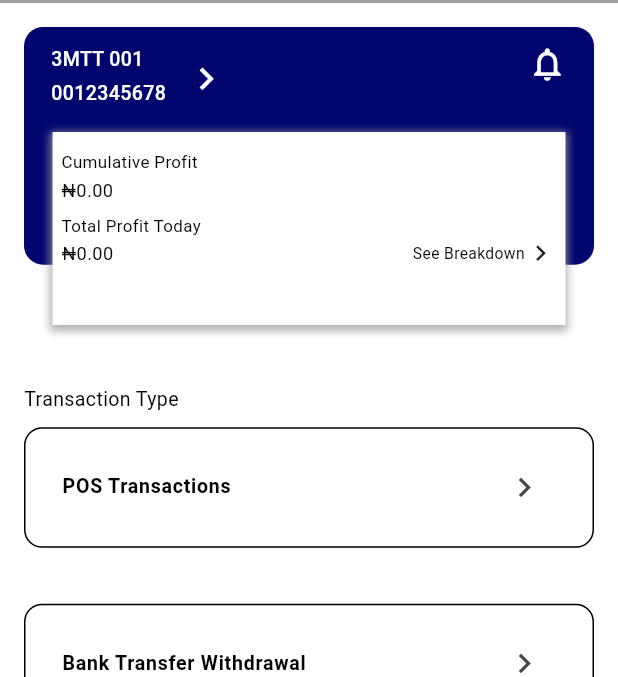
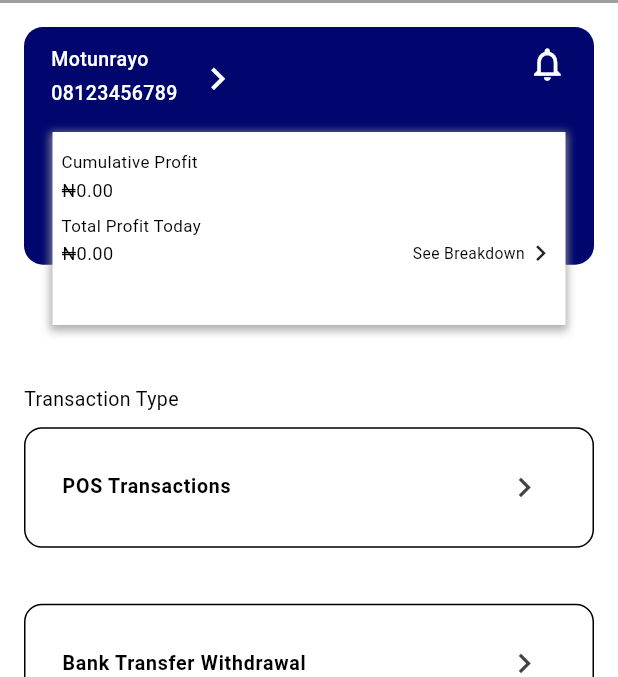
Before and after one commit to Dejito/eod-reconciliation_, a Flutter app: the Dashboard screen opened by its route, on a phone screen of 412 x 824 dp, the part 81-758 px from its top. Run offline on Flutter 3.47's test engine with Material 3 defaults, Android fonts, the phone set to English and light mode, and no system bars; our stand-ins replace flutter_easyloading, flutter_screenutil, fluttertoast, google_fonts, sqflite; missing offline and left inert: dart:ffi; accounts and stored records are empty; Roboto replaces fonts that are missing (Mitr).

Commit message:
more ui fixes implemented

```diff
--- a/lib/screens/dashboard/dashboard_widgets.dart
+++ b/lib/screens/dashboard/dashboard_widgets.dart
@@ -37,13 +37,13 @@ class DashboardCard extends StatelessWidget {
                     crossAxisAlignment: CrossAxisAlignment.start,
                     children: [
                       titleText(
-                        "3MTT 001",
+                        "Motunrayo",
                         color: Colors.white,
                         fontWeight: FontWeight.w500,
                         bottomPadding: 4,
                       ),
                       titleText(
-                        "0012345678",
+                        "08123456789",
                         color: Colors.white,
                         fontWeight: FontWeight.w500,
                       ),
--- a/lib/screens/login_screen.dart
+++ b/lib/screens/login_screen.dart
@@ -1,6 +1,7 @@
 import 'package:eod_reconcilaton/screens/sign_up/sign_up.dart';
 import 'package:eod_reconcilaton/screens/tab_screen.dart';
 import 'package:eod_reconcilaton/utils/assets.dart';
+import 'package:eod_reconcilaton/utils/toast.dart';
 import 'package:eod_reconcilaton/utils/widgets.dart';
 import 'package:eod_reconcilaton/widgets/loading_indicator.dart';
 import 'package:flutter/material.dart';
@@ -79,8 +80,9 @@ class LoginScreen extends StatelessWidget {
               InkWell(
                 onTap: () async {
                   showLoadingIndicator();
-                  // await Future.delayed(const Duration(seconds: 2));
+                  await Future.delayed(const Duration(seconds: 2));
                   dismissLoadingIndicator();
+                  showToast(message: "User successfully logged in");
                   if (context.mounted) {
                     Navigator.of(context).pushReplacementNamed(TabScreen.id);
                   }
```
Also changed, not shown: lib/screens/deposits/deposit_screen.dart (+10 -1 lines).
